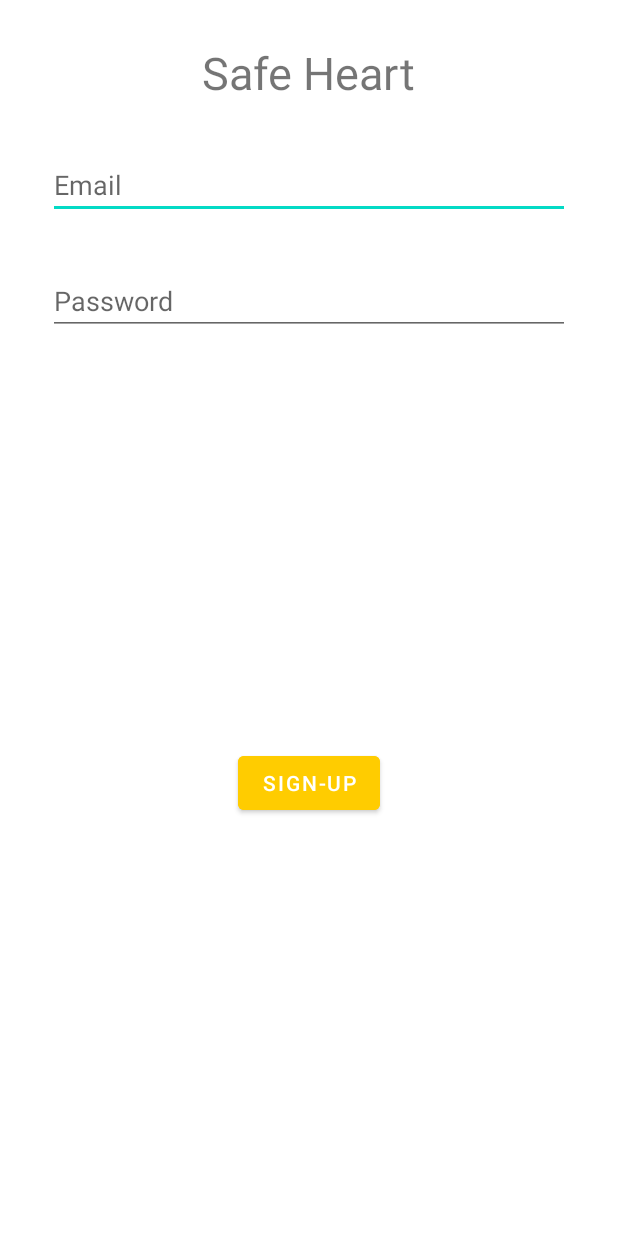
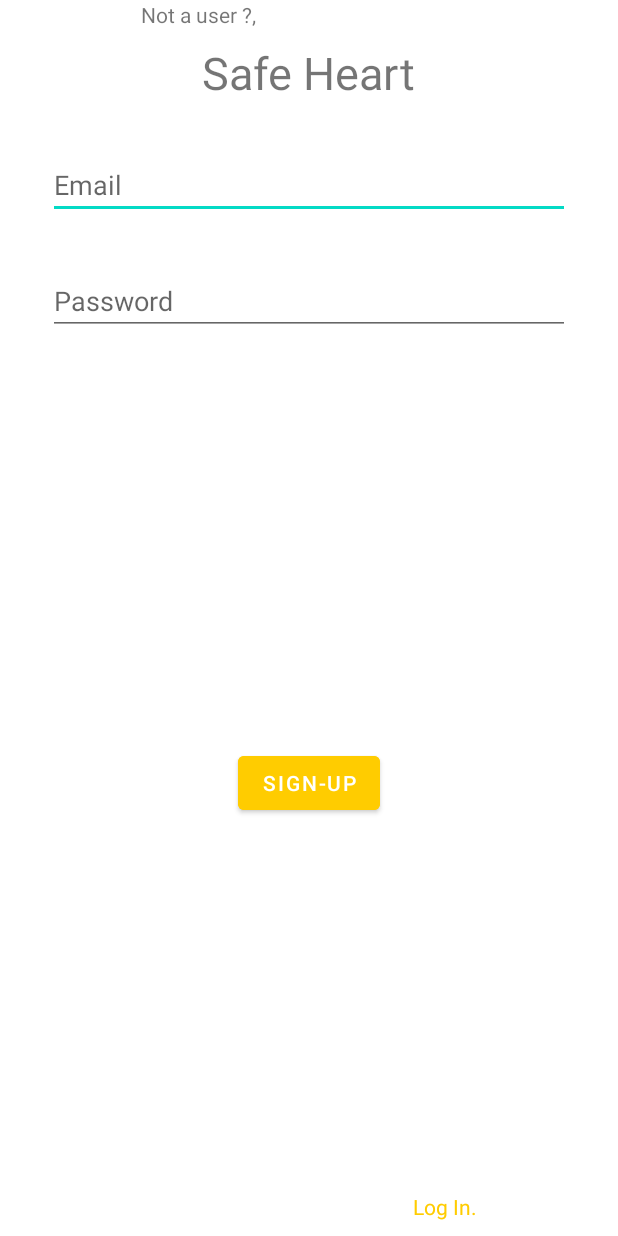
Before and after one commit to jnhendry/FZA3077_Assignment2, an Android app: the screen it shows after launch (MainActivity), on a phone screen of 412 x 824 dp. Run offline under Robolectric (Android 15) with nearby library versions, the phone set to English and light mode, and no system bars; our stand-ins replace Firebase (no records; nobody signed in at launch, a user with empty details on screens opened directly).

```diff
--- a/app/src/main/res/layout/activity_login.xml
+++ b/app/src/main/res/layout/activity_login.xml
@@ -60,4 +60,32 @@
         app:layout_constraintTop_toBottomOf="@+id/edtEmail"
         app:layout_constraintVertical_bias="0.0" />
 
+    <TextView
+        android:id="@+id/not_user_text"
+        android:layout_width="wrap_content"
+        android:layout_height="wrap_content"
+        android:layout_margin="10dp"
+        android:layout_marginTop="16dp"
+        android:text="Not a user ?,"
+        app:layout_constraintEnd_toStartOf="@+id/txtLogin"
+        app:layout_constraintHorizontal_bias="1.0"
+        app:layout_constraintStart_toStartOf="parent"
+        app:layout_constraintTop_toBottomOf="@+id/logInButton" />
+
+    <TextView
+        android:id="@+id/txtLogin"
+        android:layout_width="wrap_content"
+        android:layout_height="wrap_content"
+        android:layout_margin="10dp"
+        android:layout_marginStart="10dp"
+        android:layout_marginEnd="16dp"
+        android:text="Log In."
+        android:textColor="@color/colorPrimary"
+        app:layout_constraintBottom_toBottomOf="parent"
+        app:layout_constraintEnd_toEndOf="parent"
+        app:layout_constraintStart_toEndOf="@+id/not_user_text"
+        app:layout_constraintTop_toBottomOf="@+id/logInButton"
+        app:layout_constraintVertical_bias="0.15" />
+
+
 </androidx.constraintlayout.widget.ConstraintLayout>
```
